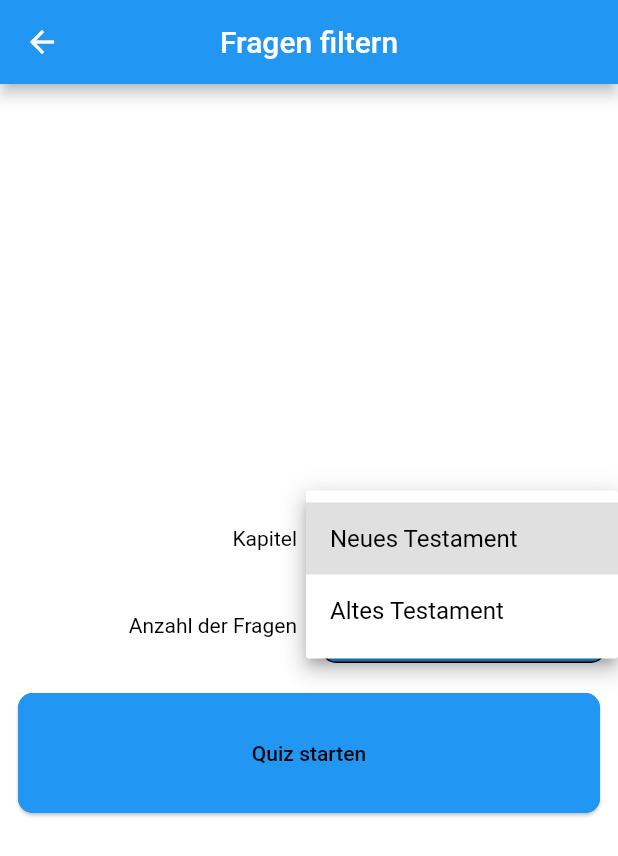
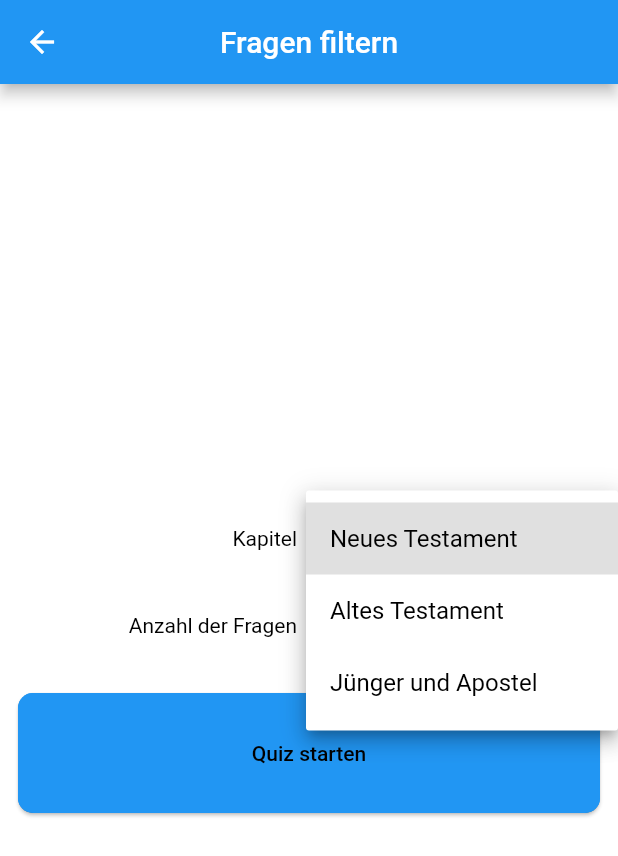
Before and after one commit to xxjonesriderxx/bible_quiz, a Flutter app: the QuizFilter screen opened directly, after a tap on the "arrow drop down" icon, on a phone screen of 412 x 824 dp. Shown: the top 856 px of the screen. Run offline on Flutter 3.47's test engine with Material 2 defaults, Android fonts, the phone set to English and light mode, and no system bars; our stand-ins replace flutter_svg; missing offline and left inert: wc_flutter_share.

Commit message:
added questions

```diff
--- a/lib/model/Question.dart
+++ b/lib/model/Question.dart
@@ -18,14 +18,14 @@ class Question {
   final String solutionNoteHuman;
   final String solutionNoteURL;
 
-  //tip for the "Who Wants to be a Millionaire"-mode
+  //tip for the "Who Wants to be a Biblionaire"-mode
   final String tip;
 
   const Question({this.imagePath, @required this.chapter, @required this.question, @required this.answers, @required this.solutionIndex, @required this.difficulty, this.solutionNoteHuman, this.solutionNoteURL, this.tip});
 
-  static List<Question> getRandomQuestions({int numberOfQuestions, Chapter chapter, bool millionaireMode = false}) {
+  static List<Question> getRandomQuestions({int numberOfQuestions, Chapter chapter, bool biblionaireMode = false}) {
     List<Question> questions = [];
-    if (!millionaireMode) {
+    if (!biblionaireMode) {
       Question._allQuestions.forEach((question) {
         if ((numberOfQuestions != null ? questions.length < numberOfQuestions : true) && (chapter != null ? question.chapter.contains(chapter) : true)) {
           questions.add(question);
@@ -66,49 +66,24 @@ class Question {
     return list;
   }
 
-  static const Map<Chapter, String> chapterMap = {Chapter.neuesTestament: "Neues Testament", Chapter.altesTestament: "Altes Testament"};
+  static const Map<Chapter, String> chapterMap = {Chapter.neuesTestament: "Neues Testament", Chapter.altesTestament: "Altes Testament", Chapter.juengerUndApostel: "Jünger und Apostel"};
 
   static const List<Question> _allQuestions = [
     Question(chapter: const [Chapter.altesTestament], question: "Wo verwirrte Gott die Sprache der Menschen?", answers: const ["In Jericho", "In Babylon", "In Babel", "In Sinai"], solutionIndex: 2, difficulty: 1),
-    Question(chapter: const [Chapter.altesTestament], question: "Aus was erschuf Gott die Frau?",
-        answers: const ["Jochbein", "Ferse", "Schlüsselbein", "Rippe", "Staub"],
-        solutionIndex: 3,
-        difficulty: 1),
+    Question(chapter: const [Chapter.altesTestament], question: "Aus was erschuf Gott die Frau?", answers: const ["Jochbein", "Ferse", "Schlüsselbein", "Rippe", "Staub"], solutionIndex: 3, difficulty: 1),
+    Question(chapter: const [Chapter.neuesTestament], question: "Auf welchem Baum saß Zachäus?", answers: const ["Maulbeer-Feigenbaum", "Olivenbaum", "Zedernbaum", "Johannisbrotbaum"], solutionIndex: 0, difficulty: 7),
     Question(
-        chapter: const [Chapter.neuesTestament],
-        question: "Auf welchem Baum saß Zachäus?",
-        answers: const [
-          "Maulbeer-Feigenbaum",
-          "Olivenbaum",
-          "Zedernbaum",
-          "Johannisbrotbaum"
-        ],
-        solutionIndex: 0,
-        difficulty: 7),
-    Question(
-        chapter: const [Chapter.neuesTestament],
-        question:
-            "Von welchem dieser Personen wird berichtet, dass er auf dem Wasser ging?",
+        chapter: const [Chapter.neuesTestament, Chapter.juengerUndApostel],
+        question: "Von welchem dieser Personen wird berichtet, dass er auf dem Wasser ging?",
         answers: const ["Petrus", "Johannes", "Lukas", "Matthäus"],
         solutionIndex: 0,
         difficulty: 1),
-    Question(
-        chapter: const [Chapter.altesTestament],
-        question: "Wer bekam die 10 Gebote von Gott?",
-        answers: const ["Aaron", "Jakob", "Mose", "Abraham"],
-        solutionIndex: 2,
-        difficulty: 2),
-    Question(
-        chapter: const [Chapter.altesTestament],
-        question: "Wer schrieb die 10 Gebote?",
-        answers: const [
-          "Es waren 12 Gebote.",
-          "Ein Steinmetz von Mose",
-          "Mose selber", "Gott"], solutionIndex: 3, difficulty: 3),
-    Question(chapter: const [Chapter.neuesTestament], question: "Wer war kein Jünger von Jesus?", answers: const ["Matthäus", "Johannes", "Lukas", "Philippus"], solutionIndex: 2, difficulty: 4),
+    Question(chapter: const [Chapter.altesTestament], question: "Wer bekam die 10 Gebote von Gott?", answers: const ["Aaron", "Jakob", "Mose", "Abraham"], solutionIndex: 2, difficulty: 2),
+    Question(chapter: const [Chapter.altesTestament], question: "Wer schrieb die 10 Gebote?", answers: const ["Es waren 12 Gebote.", "Ein Steinmetz von Mose", "Mose selber", "Gott"], solutionIndex: 3, difficulty: 3),
+    Question(chapter: const [Chapter.neuesTestament, Chapter.juengerUndApostel], question: "Wer war kein Jünger von Jesus?", answers: const ["Matthäus", "Johannes", "Lukas", "Philippus"], solutionIndex: 2, difficulty: 4),
     Question(chapter: const [Chapter.altesTestament], question: "Der Herr ist mein ........, mir wird nichts mangeln.", answers: const ["Sieger", "Erlöser", "König", "Hirte"], solutionIndex: 3, difficulty: 1),
     Question(
-        chapter: const [Chapter.neuesTestament],
+        chapter: const [Chapter.neuesTestament, Chapter.juengerUndApostel],
         question: "Was hat Jesus nach seiner Auferstehung mit den Jüngern gegessen?",
         answers: const ["Honig und Heuschrecken", "Currywurst und Pommes", "Lamm und Datteln", "Fisch und Brot"],
         solutionIndex: 3,
@@ -151,7 +126,7 @@ class Question {
         solutionNoteURL: "https://www.bible.com/de/bible/73/zec.5.5-8"),
     Question(chapter: const [Chapter.altesTestament], question: "Wie viele Verse hat der längste Psalm?", answers: const ["97", "176", "218", "274"], solutionIndex: 1, difficulty: 12),
     Question(
-        chapter: const [Chapter.neuesTestament],
+        chapter: const [Chapter.neuesTestament, Chapter.juengerUndApostel],
         question: "Was taten Jesus und die Jünger als letztes bevor sie zum Ölberg gingen?",
         answers: const ["Sie aßen", "Sie sangen ein Loblied", "Sie tranken", "Sie wuschen sich"],
         solutionIndex: 1,
@@ -234,10 +209,57 @@ class Question {
         solutionNoteURL: "https://www.bible.com/de/bible/73/pro.1.7",
         solutionNoteHuman: "Sprüche 1, 7",
         tip: "Sprüche 1, 7"),
+    Question(
+        chapter: const [Chapter.juengerUndApostel, Chapter.neuesTestament],
+        question: "Welcher Satz stammt von Jesus ?",
+        answers: const ["Ich bin bei Euch alle Tage bis zum Ende der Welt.", "Ende gut - Alles gut!", "Bleibt immer cool!", "Und Tschüss!"],
+        solutionIndex: 0,
+        difficulty: 1),
+    Question(
+        chapter: const [Chapter.juengerUndApostel, Chapter.altesTestament],
+        question: "Wieso waren Josefs Brüder neidisch auf ihn?",
+        answers: const ["Ihr Vater schenkte ihm einen Esel.", "Josef erhielt eine reiche Erbschaft.", "Josef hatte die schönste Frau.", "Ihr Vater liebte Josef mehr als sie."],
+        solutionIndex: 3,
+        difficulty: 2),
+    Question(
+        chapter: const [Chapter.juengerUndApostel, Chapter.altesTestament],
+        question: "Worüber staunten die Menschen, als an Pfingsten der Geist Gottes auf die Apostel herabgekommen war?",
+        answers: const ["Die Apostel begannen zu schweben.", "100 weiße Tauben flogen auf.", "Jeder hörte die Apostel in seiner eigenen Sprache reden.", "Die Apostel hatten Heiligenscheine."],
+        solutionIndex: 2,
+        difficulty: 1),
+    Question(
+        chapter: const [Chapter.juengerUndApostel, Chapter.altesTestament], question: "Judas wurde für den Verrat an Jesus belohnt mit ...", answers: const ["Wein.", "einem Hahn.", "Gold.", "Silbergeld."], solutionIndex: 3, difficulty: 2),
+    Question(
+        chapter: const [Chapter.altesTestament],
+        question: "Was sagte Gott am ersten Tag der Schöpfung?",
+        answers: const ["Das Chaos hat nun ein Ende.", "Es werde Licht.", "Sonne, Mond und Sterne sollen leuchten.", "Ich erschaffe jetzt Mann und Frau."],
+        solutionIndex: 1,
+        difficulty: 1),
+    Question(chapter: const [Chapter.altesTestament], question: "Wozu erschuf Gott Sonne und Mond?", answers: const ["zur Zeitbestimmung", "als Lichtquellen", "aus Spaß ", "als Wärmequellen"], solutionIndex: 0, difficulty: 5),
+    Question(
+        chapter: const [Chapter.altesTestament], question: "Was wurde zuerst erschaffen?", answers: const ["die Menschen", "die Vögel", "die Fische", "die Säugetiere"], solutionIndex: 2, difficulty: 3, tip: "Wurden am 5. Tag erschaffen"),
+    Question(
+        chapter: const [Chapter.altesTestament],
+        question: "Was tat Gott am Schöpfungstag?",
+        answers: const ["Er erschuf die Frau.", "Er erschuf Mann und Frau.", "Er ruhte aus.", "Er vernichtete alles, was ererschaffen hatte."],
+        solutionIndex: 2,
+        difficulty: 1),
+    Question(
+        chapter: const [Chapter.altesTestament],
+        question: "Wann wurde der Menscherschaffen?",
+        answers: const ["am 3. Tag", "am 4. Tag", "am 5. Tag", "am 6. Tag"],
+        solutionIndex: 3,
+        difficulty: 1,
+        tip: "Der Mensch ist die Krönung der Schöpfung."),
+    Question(
+        chapter: const [Chapter.altesTestament], question: "Wie beurteilte Gott sein Werk?", answers: const ["Er fand es unvollständig.", "Er fand es schlecht.", "Er fand es gut.", "Er fand es langweilig"], solutionIndex: 2, difficulty: 1),
+    Question(chapter: const [Chapter.altesTestament], question: "Wann wurden die Pflanzen erschaffen?", answers: const ["am 2. Tag", "am 3. Tag", "am 4. Tag", "am 5. Tag"], solutionIndex: 3, difficulty: 4),
+    Question(chapter: const [Chapter.altesTestament], question: "Wer wird in der Schöpfungsgeschichte nicht genannt?", answers: const ["die Vögel", "die Fische", "die Menschen", "die Affen"], solutionIndex: 3, difficulty: 1)
   ];
 }
 
 enum Chapter {
   neuesTestament,
   altesTestament,
+  juengerUndApostel,
 }
--- a/lib/ui/MillionaireMode.dart
+++ b/lib/ui/BiblionaireMode.dart
@@ -1,17 +1,17 @@
 import 'package:bible_quiz/main.dart';
 import 'package:bible_quiz/model/Question.dart';
 import 'package:bible_quiz/ui/CustomCard.dart';
-import 'package:bible_quiz/ui/MillionaireResult.dart';
+import 'package:bible_quiz/ui/BiblionaireResult.dart';
 import 'package:bible_quiz/ui/SnackBarProgressIndicator.dart';
 import 'package:flutter/material.dart';
 
 //TODO change result widget, break after wrong question and go to result widget
-class MillionaireMode extends StatefulWidget {
+class BiblionaireMode extends StatefulWidget {
   @override
   State<StatefulWidget> createState() => _State();
 }
 
-class _State extends State<MillionaireMode> with TickerProviderStateMixin {
+class _State extends State<BiblionaireMode> with TickerProviderStateMixin {
   /*
   for logic
    */
@@ -21,7 +21,7 @@ class _State extends State<MillionaireMode> with TickerProviderStateMixin {
   int numberOfCards;
   int _correctAnswered = 0;
   bool _answered = false;
-  static const List<String> MillionaireQuestions = [
+  static const List<String> BiblionaireQuestions = [
     "50 Euro",
     "100 Euro",
     "200 Euro",
@@ -62,7 +62,7 @@ class _State extends State<MillionaireMode> with TickerProviderStateMixin {
   @override
   void initState() {
     if (questions.isEmpty) {
-      questions = Question.getRandomQuestions(numberOfQuestions: 15, millionaireMode: true);
+      questions = Question.getRandomQuestions(numberOfQuestions: 15, biblionaireMode: true);
     }
     initColors();
     numberOfCards = 1 + questions[_currentQuestion].answers.length;
@@ -83,7 +83,7 @@ class _State extends State<MillionaireMode> with TickerProviderStateMixin {
     return Scaffold(
       appBar: AppBar(
         centerTitle: true,
-        title: Text("${MillionaireQuestions[_currentQuestion]} Frage"),
+        title: Text("${BiblionaireQuestions[_currentQuestion]} Frage"),
       ),
       body: Container(
         color: themeData.backgroundColor,
@@ -126,7 +126,7 @@ class _State extends State<MillionaireMode> with TickerProviderStateMixin {
         //show result
         Navigator.pushReplacement(
           context,
-          MaterialPageRoute(builder: (context) => MillionaireResult(correctAnswered: _correctAnswered, failed: _failed)),
+          MaterialPageRoute(builder: (context) => BiblionaireResult(correctAnswered: _correctAnswered, failed: _failed)),
         );
       }
     });
--- a/lib/ui/MillionaireResult.dart
+++ b/lib/ui/BiblionaireResult.dart
@@ -8,13 +8,13 @@ import 'package:flutter/services.dart';
 import 'package:flutter_svg/flutter_svg.dart';
 import 'package:wc_flutter_share/wc_flutter_share.dart';
 
-class MillionaireResult extends StatelessWidget {
+class BiblionaireResult extends StatelessWidget {
   final int correctAnswered;
   final bool failed;
 
   GlobalKey _screenshotContainer = new GlobalKey();
 
-  MillionaireResult({Key key, @required this.correctAnswered, @required this.failed}) : super(key: key);
+  BiblionaireResult({Key key, @required this.correctAnswered, @required this.failed}) : super(key: key);
 
   @override
   Widget build(BuildContext context) {
--- a/lib/ui/StartPage.dart
+++ b/lib/ui/StartPage.dart
@@ -1,6 +1,6 @@
 import 'package:bible_quiz/main.dart';
 import 'package:bible_quiz/ui/CustomCard.dart';
-import 'package:bible_quiz/ui/MillionaireMode.dart';
+import 'package:bible_quiz/ui/BiblionaireMode.dart';
 import 'package:bible_quiz/ui/QuizFilter.dart';
 import 'package:flutter/material.dart';
 
@@ -45,10 +45,10 @@ class _State extends State<StartPage>{
                 callback: () {
                   Navigator.push(
                     context,
-                    MaterialPageRoute(builder: (context) => MillionaireMode()),
+                    MaterialPageRoute(builder: (context) => BiblionaireMode()),
                   );
                 },
-                text: "Wer wird Millionär",
+                text: "Wer wird Biblionär",
                 height: 80,
                 backgroundColor: Colors.blue,
               ),
--- a/pubspec.yaml
+++ b/pubspec.yaml
@@ -15,7 +15,7 @@ publish_to: 'none' # Remove this line if you wish to publish to pub.dev
 # In iOS, build-name is used as CFBundleShortVersionString while build-number used as CFBundleVersion.
 # Read more about iOS versioning at
 # https://developer.apple.com/library/archive/documentation/General/Reference/InfoPlistKeyReference/Articles/CoreFoundationKeys.html
-version: 1.0.02+3
+version: 1.0.03+5
 
 environment:
   sdk: ">=2.7.0 <3.0.0"
```
Also changed, not shown: 1 other file.
